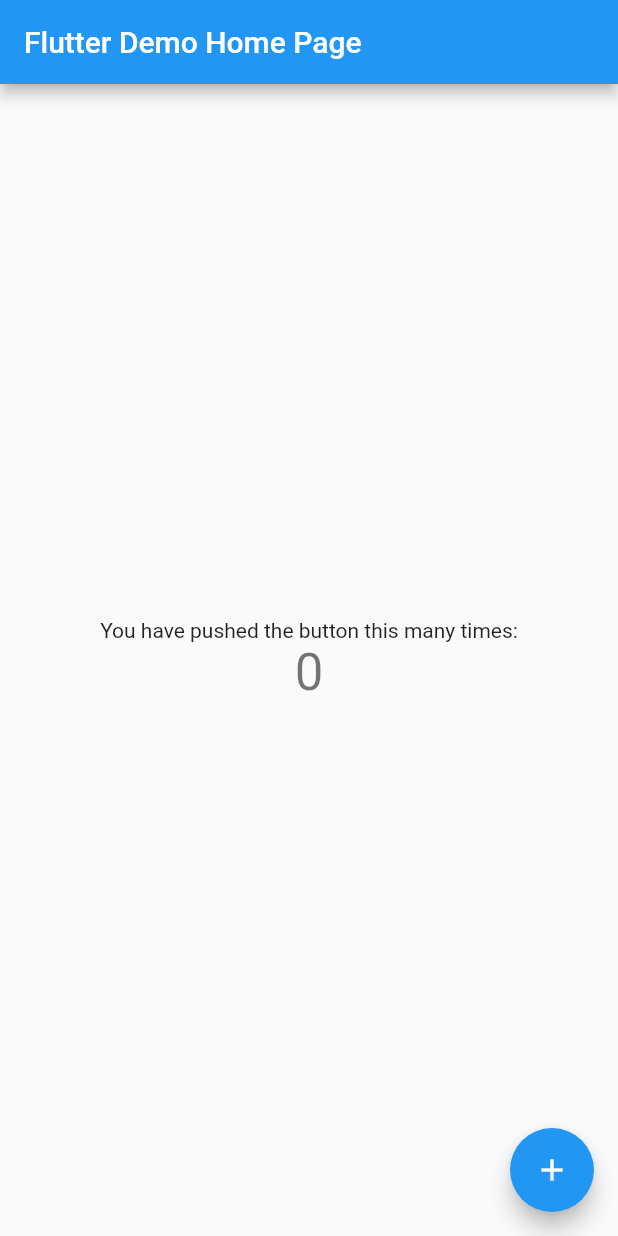
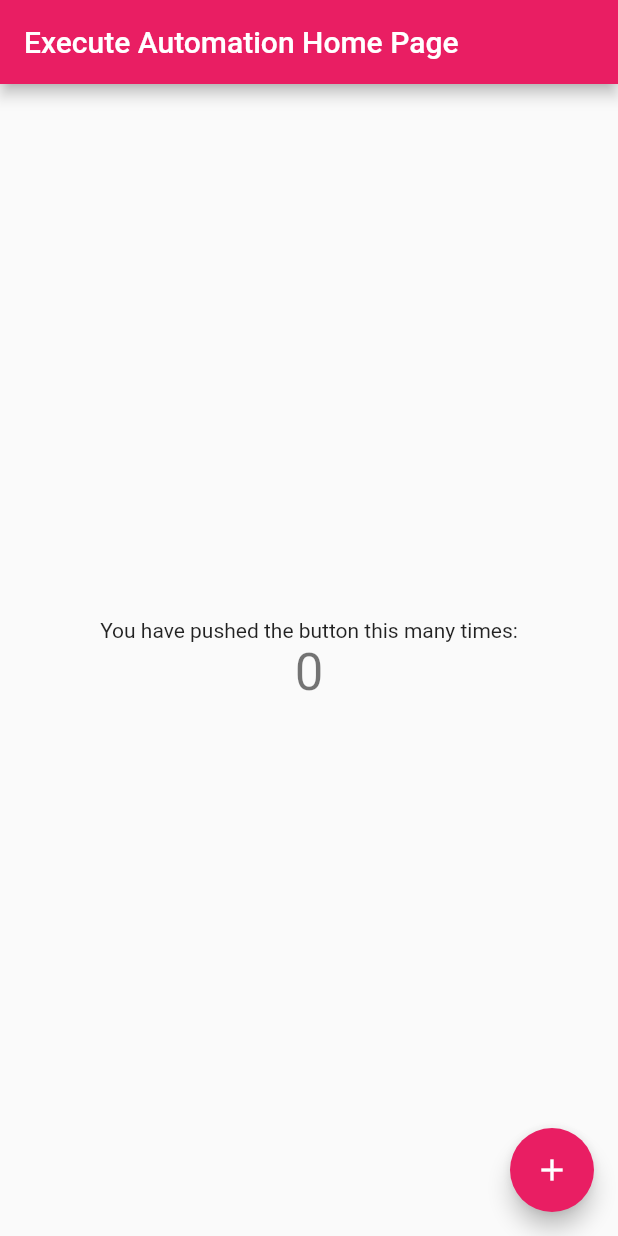
Before and after one commit to mukimahrizky/flutter_automation, a Flutter app: the screen it shows after launch, on a phone screen of 412 x 824 dp. Run offline on Flutter 3.47's test engine with Material 2 defaults, Android fonts, the phone set to English and light mode, and no system bars.

Commit message:
Second commit

```diff
--- a/lib/main.dart
+++ b/lib/main.dart
@@ -22,9 +22,9 @@ class MyApp extends StatelessWidget {
         // or simply save your changes to "hot reload" in a Flutter IDE).
         // Notice that the counter didn't reset back to zero; the application
         // is not restarted.
-        primarySwatch: Colors.blue,
+        primarySwatch: Colors.pink,
       ),
-      home: const MyHomePage(title: 'Flutter Demo Home Page'),
+      home: const MyHomePage(title: 'Execute Automation Home Page'),
     );
   }
 }
```
